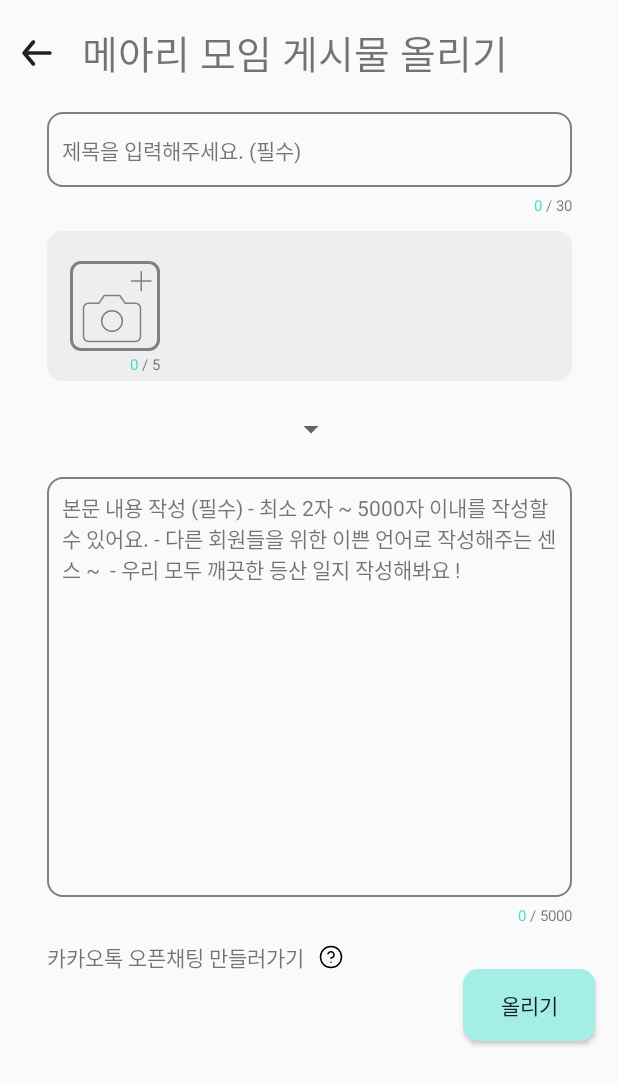
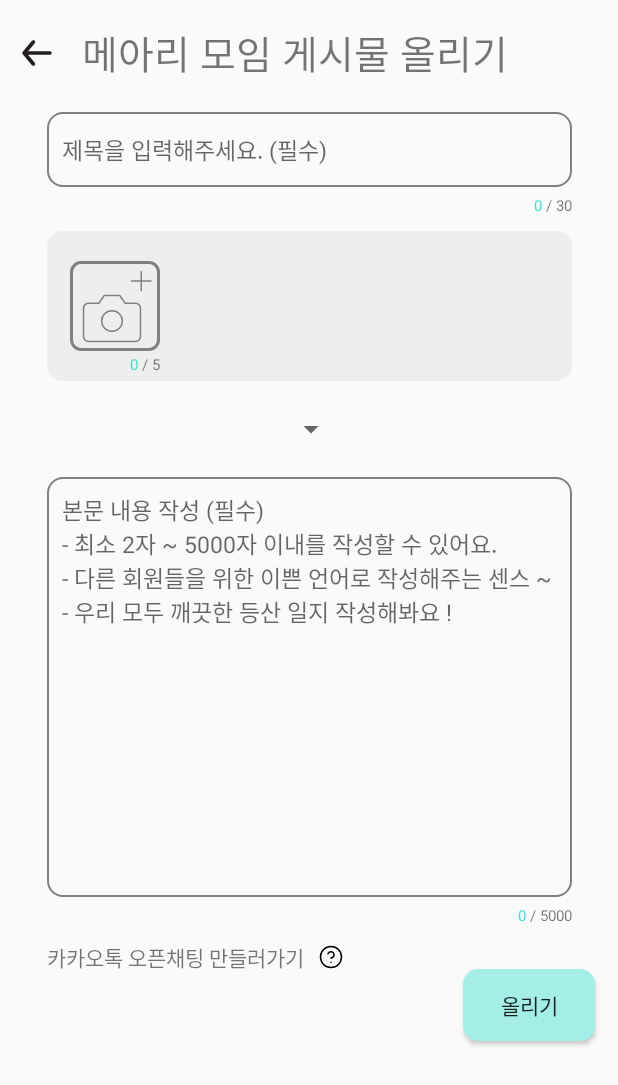
Before and after one commit to palzo/sandamso, an Android app: the AddPage screen opened directly, with no data from a screen before it, on a phone screen of 412 x 824 dp. Shown: the top 1085 px of the screen. Run offline under Robolectric (Android 15) with nearby library versions, the phone set to English and light mode, and no system bars; our stand-ins replace Firebase (no records; nobody signed in at launch, a user with empty details on screens opened directly); pictures from the network do not load.

Commit message:
[FIX] : 🔧: xml 파일 : TextView -> EditText로 수정

```diff
--- a/app/src/main/res/layout/activity_add_page.xml
+++ b/app/src/main/res/layout/activity_add_page.xml
@@ -37,11 +37,13 @@
         app:layout_constraintStart_toStartOf="parent"
         app:layout_constraintTop_toBottomOf="@+id/add_page_tv_titlename" />
 
-    <TextView
+    <EditText
         android:id="@+id/add_page_tv_title"
         android:layout_width="330dp"
         android:layout_height="wrap_content"
-        android:text="제목을 입력해주세요. (필수)"
+        android:hint="제목을 입력해주세요. (필수)"
+        android:background="@null"
+        android:textSize="15sp"
         app:layout_constraintBottom_toBottomOf="@+id/view2"
         app:layout_constraintEnd_toEndOf="@+id/view2"
         app:layout_constraintStart_toStartOf="@+id/view2"
@@ -88,6 +90,17 @@
         app:layout_constraintTop_toTopOf="@+id/view3"
         app:srcCompat="@drawable/ic_add_photo" />
 
+    <ImageView
+        android:id="@+id/add_page_iv_add_photo"
+        android:layout_width="wrap_content"
+        android:layout_height="wrap_content"
+        android:layout_marginStart="15dp"
+        android:visibility="invisible"
+        app:layout_constraintBottom_toBottomOf="@+id/view3"
+        app:layout_constraintStart_toEndOf="@id/add_page_iv_add"
+        app:layout_constraintTop_toTopOf="@+id/view3"
+        app:srcCompat="@drawable/ic_add_photo" />
+
     <TextView
         android:id="@+id/add_page_tv_image_limit"
         android:layout_width="wrap_content"
@@ -127,12 +140,14 @@
         app:layout_constraintStart_toStartOf="parent"
         app:layout_constraintTop_toBottomOf="@+id/add_page_spn_spinner" />
 
-    <TextView
+    <EditText
         android:id="@+id/textView7"
         android:layout_width="330dp"
         android:layout_height="wrap_content"
         android:layout_marginTop="10dp"
-        android:text="본문 내용 작성 (필수) - 최소 2자 ~ 5000자 이내를 작성할 수 있어요. - 다른 회원들을 위한 이쁜 언어로 작성해주는 센스 ~  - 우리 모두 깨끗한 등산 일지 작성해봐요 !"
+        android:textSize="15sp"
+        android:background="@null"
+        android:hint="본문 내용 작성 (필수) \n- 최소 2자 ~ 5000자 이내를 작성할 수 있어요. \n- 다른 회원들을 위한 이쁜 언어로 작성해주는 센스 ~  \n- 우리 모두 깨끗한 등산 일지 작성해봐요 !"
         app:layout_constraintEnd_toEndOf="@+id/view4"
         app:layout_constraintStart_toStartOf="@+id/view4"
         app:layout_constraintTop_toTopOf="@+id/view4" />
```
